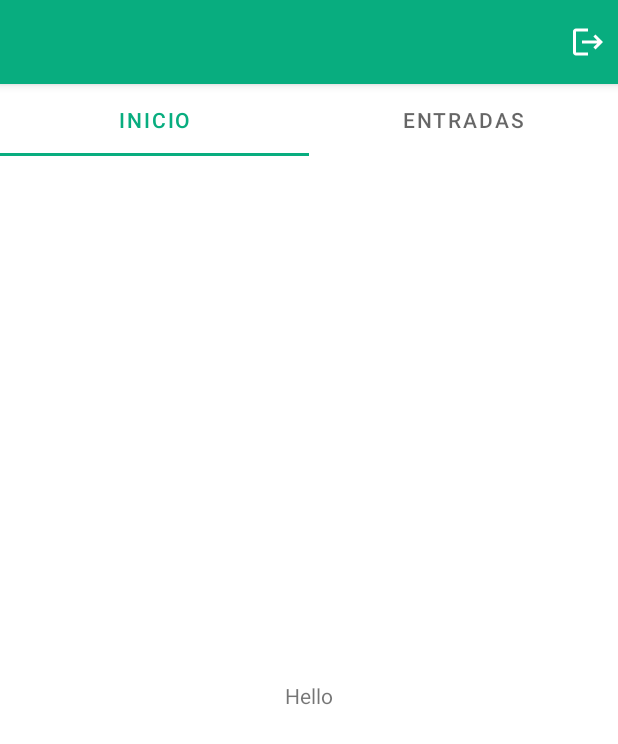
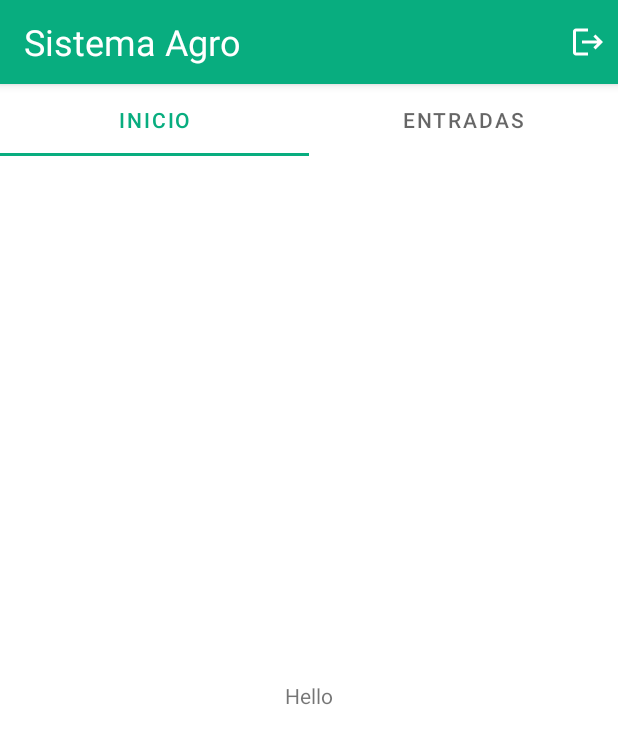
Before and after one commit to luciopeloso/TCC, an Android app: the HomeFragment screen opened through its navigation route, on a phone screen of 412 x 824 dp. Shown: the top 744 px of the screen. Run offline under Robolectric (Android 15) with nearby library versions, the phone set to English and light mode, and no system bars; our stand-ins replace Firebase (no records; nobody signed in at launch, a user with empty details on screens opened directly); 1 statement that could not run was skipped.

```diff
--- a/app/src/main/res/layout/fragment_home.xml
+++ b/app/src/main/res/layout/fragment_home.xml
@@ -23,11 +23,18 @@
                 android:layout_width="0dp"
                 android:layout_height="wrap_content"
                 android:background="@color/green_leaf"
-                android:title="@string/app_toolbar_title"
-                android:titleTextColor="@color/white"
                 app:layout_constraintEnd_toStartOf="@+id/ibLogout"
                 app:layout_constraintStart_toStartOf="parent"
-                app:layout_constraintTop_toTopOf="parent" />
+                app:layout_constraintTop_toTopOf="parent" >
+
+                <TextView
+                    android:layout_width="wrap_content"
+                    android:layout_height="wrap_content"
+                    android:text="Sistema Agro"
+                    android:textSize="24sp"
+                    android:textColor="@color/white"/>
+
+            </androidx.appcompat.widget.Toolbar>
 
             <ImageButton
                 android:id="@+id/ibLogout"
```
Also changed, not shown: app/src/main/java/com/example/tcc/EntriesFragment.kt (added, +20 -0 lines), app/src/main/java/com/example/tcc/RegisterFragment.kt (+19 -0 lines), app/src/main/res/layout/fragment_entries.xml (added, +14 -0 lines).
